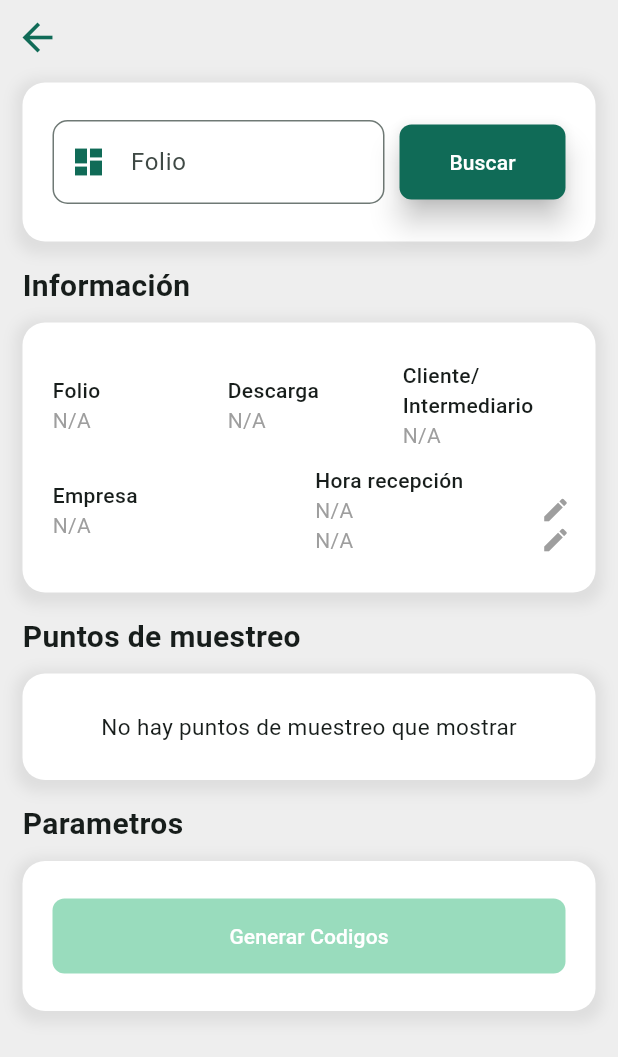
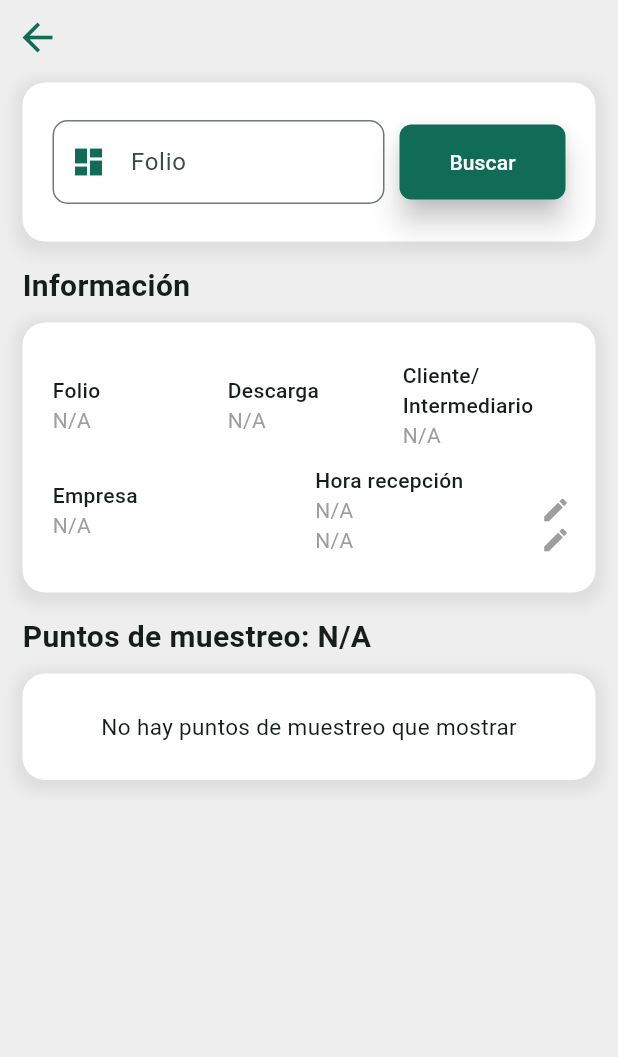
Before and after one commit to LashGAMX/AppRecepcionMuestras, a Flutter app: the AguaPage screen opened directly, on a phone screen of 412 x 824 dp. Shown: the top 1057 px of the screen. Run offline on Flutter 3.47's test engine with Material 3 defaults, Android fonts, the phone set to English and light mode, and no system bars; our stand-ins replace image_picker, shared_preferences; accounts and stored records are empty.

Commit message:
Primer lanzamiento

```diff
--- a/lib/pages/agua_page.dart
+++ b/lib/pages/agua_page.dart
@@ -452,10 +452,10 @@ class _AguaPageState extends State<AguaPage>{
                 ],
               ),
               const SizedBox(height: 15,),
-              const Row(
+              Row(
                 children: [
-                  Padding(padding: EdgeInsets.only(left: 15),),
-                  Text('Puntos de muestreo', style: TextStyle(fontSize: 20, fontWeight: FontWeight.bold),),
+                  const Padding(padding: EdgeInsets.only(left: 15),),
+                  Text('Puntos de muestreo: ${foliosHijos != null ? '#${foliosHijos!.length}' : 'N/A'}', style: const TextStyle(fontSize: 20, fontWeight: FontWeight.bold), softWrap: true,),
                 ],
               ),
               const SizedBox(height: 10,),
@@ -556,75 +556,75 @@ class _AguaPageState extends State<AguaPage>{
                   ),
                 ],
               ),
-              const SizedBox(height: 15,),
-              const Row(
-                children: [
-                  Padding(padding: EdgeInsets.only(left: 15),),
-                  Text('Parametros', style: TextStyle(fontSize: 20, fontWeight: FontWeight.bold),),
-                ],
-              ),
-              const SizedBox(height: 10,),
-              Row(
-                mainAxisAlignment: MainAxisAlignment.center,
-                children: [
-                  Container(
-                    padding: const EdgeInsets.symmetric(vertical: 25, horizontal: 20),
-                    decoration: BoxDecoration(
-                      borderRadius: const BorderRadius.all(Radius.circular(15),),
-                      color: Colors.white,
-                      boxShadow: [
-                        BoxShadow(
-                          color: Colors.grey.withOpacity(0.2),
-                          spreadRadius: 5,
-                          blurRadius: 7,
-                          offset: const Offset(0, 3),
-                        ),
-                      ],
-                    ),
-                    width: MediaQuery.of(context).size.width - 30,
-                    child: Column(
-                      children: [
-                        Row(
-                          children: [
-                            Flexible(
-                              fit: FlexFit.tight,
-                              child: SizedBox(
-                                height: 50,
-                                child: ElevatedButton(
-                                  onPressed: (parametrosGenerados == null)? null : (){},
-                                  style: ButtonStyle(
-                                    backgroundColor: WidgetStateProperty.resolveWith((states){
-                                      if(states.contains(WidgetState.pressed)){
-                                        return const Color.fromRGBO(0, 168, 23, 1);
-                                      }
-                                      if(states.contains(WidgetState.disabled)){
-                                        return const Color.fromRGBO(0, 168, 89, 0.4);
-                                      }
-                                      return const Color.fromRGBO(0, 168, 80, 1);
-                                    }),
-                                    shape: WidgetStateProperty.all<RoundedRectangleBorder>(
-                                      const RoundedRectangleBorder(
-                                        borderRadius: BorderRadius.all(Radius.circular(8)),
-                                      ),
-                                    ),
-                                    elevation: WidgetStateProperty.resolveWith((states){
-                                      if(states.contains(WidgetState.disabled)){
-                                        return 0;
-                                      }
-                                      return 8;
-                                    }),
-                                  ),
-                                  child: const Text('Generar Codigos', style: TextStyle(color: Colors.white),),
-                                ),
-                              ),
-                            ),
-                          ],
-                        ),
-                      ],
-                    ),
-                  ),
-                ],
-              ),
+              // const SizedBox(height: 15,),
+              // const Row(
+              //   children: [
+              //     Padding(padding: EdgeInsets.only(left: 15),),
+              //     Text('Parametros', style: TextStyle(fontSize: 20, fontWeight: FontWeight.bold),),
+              //   ],
+              // ),
+              // const SizedBox(height: 10,),
+              // Row(
+              //   mainAxisAlignment: MainAxisAlignment.center,
+              //   children: [
+              //     Container(
+              //       padding: const EdgeInsets.symmetric(vertical: 25, horizontal: 20),
+              //       decoration: BoxDecoration(
+              //         borderRadius: const BorderRadius.all(Radius.circular(15),),
+              //         color: Colors.white,
+              //         boxShadow: [
+              //           BoxShadow(
+              //             color: Colors.grey.withOpacity(0.2),
+              //             spreadRadius: 5,
+              //             blurRadius: 7,
+              //             offset: const Offset(0, 3),
+              //           ),
+              //         ],
+              //       ),
+              //       width: MediaQuery.of(context).size.width - 30,
+              //       child: Column(
+              //         children: [
+              //           Row(
+              //             children: [
+              //               Flexible(
+              //                 fit: FlexFit.tight,
+              //                 child: SizedBox(
+              //                   height: 50,
+              //                   child: ElevatedButton(
+              //                     onPressed: (parametrosGenerados == null)? null : (){},
+              //                     style: ButtonStyle(
+              //                       backgroundColor: WidgetStateProperty.resolveWith((states){
+              //                         if(states.contains(WidgetState.pressed)){
+              //                           return const Color.fromRGBO(0, 168, 23, 1);
+              //                         }
+              //                         if(states.contains(WidgetState.disabled)){
+              //                           return const Color.fromRGBO(0, 168, 89, 0.4);
+              //                         }
+              //                         return const Color.fromRGBO(0, 168, 80, 1);
+              //                       }),
+              //                       shape: WidgetStateProperty.all<RoundedRectangleBorder>(
+              //                         const RoundedRectangleBorder(
+              //                           borderRadius: BorderRadius.all(Radius.circular(8)),
+              //                         ),
+              //                       ),
+              //                       elevation: WidgetStateProperty.resolveWith((states){
+              //                         if(states.contains(WidgetState.disabled)){
+              //                           return 0;
+              //                         }
+              //                         return 8;
+              //                       }),
+              //                     ),
+              //                     child: const Text('Generar Codigos', style: TextStyle(color: Colors.white),),
+              //                   ),
+              //                 ),
+              //               ),
+              //             ],
+              //           ),
+              //         ],
+              //       ),
+              //     ),
+              //   ],
+              // ),
             ],
           ),
         ),
@@ -643,7 +643,7 @@ class _AguaPageState extends State<AguaPage>{
       case 1500:
         return const Text('Cloruros: > 1000', softWrap: true,);
       default:
-        return const Text('Cloruros: Sin cloruros');
+        return const Text('Cloruros: Sin cloruros', softWrap: true,);
     }
   }
 }
```
Also changed, not shown: lib/pages/punto_muestreo_page.dart (+64 -0 lines).
